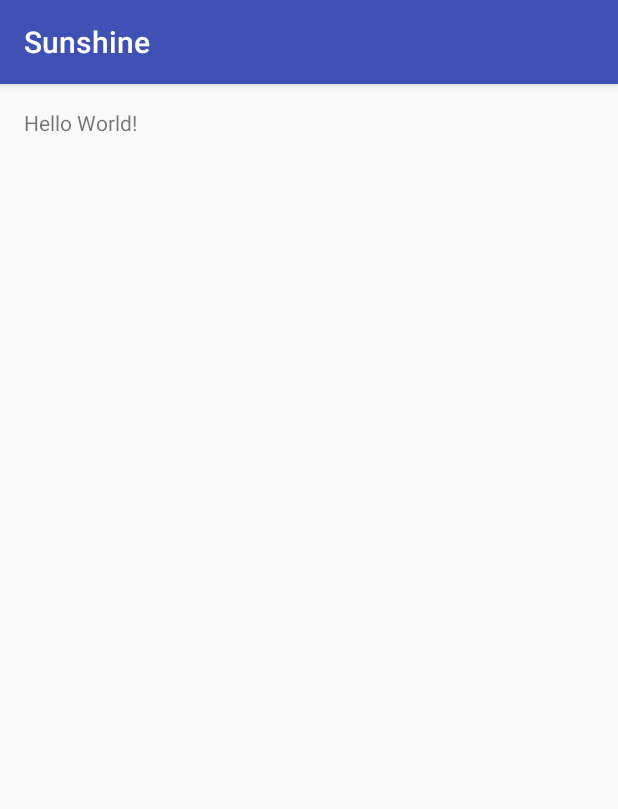
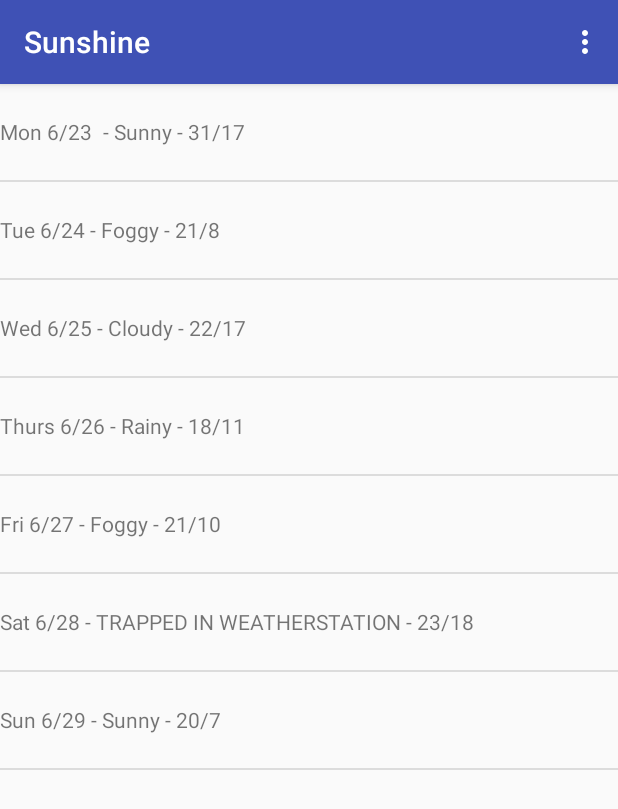
Before and after one commit to TucoBZ/Project_Sunshine, an Android app: the screen it shows after launch (MainActivity), on a phone screen of 412 x 824 dp. Shown: the top 809 px of the screen. Run offline under Robolectric (Android 15) with nearby library versions, the phone set to English and light mode, and no system bars.

Commit message:
Add mock List

```diff
--- a/Sunshine/app/build.gradle
+++ b/Sunshine/app/build.gradle
@@ -26,4 +26,5 @@ dependencies {
     })
     compile 'com.android.support:appcompat-v7:25.2.0'
     testCompile 'junit:junit:4.12'
+    compile 'com.google.android.gms:play-services-appindexing:8.4.0'
 }
--- a/Sunshine/app/src/main/AndroidManifest.xml
+++ b/Sunshine/app/src/main/AndroidManifest.xml
@@ -14,7 +14,11 @@
 
                 <category android:name="android.intent.category.LAUNCHER" />
             </intent-filter>
-        </activity>
+        </activity><!-- ATTENTION: This was auto-generated to add Google Play services to your project for
+     App Indexing.  See https://g.co/AppIndexing/AndroidStudio for more information. -->
+        <meta-data
+            android:name="com.google.android.gms.version"
+            android:value="@integer/google_play_services_version" />
     </application>
 
 </manifest>
--- a/Sunshine/app/src/main/java/com/udacity/tulio/sunshine/MainActivity.java
+++ b/Sunshine/app/src/main/java/com/udacity/tulio/sunshine/MainActivity.java
@@ -1,7 +1,21 @@
 package com.udacity.tulio.sunshine;
 
+import android.support.v4.app.Fragment;
 import android.support.v7.app.AppCompatActivity;
 import android.os.Bundle;
+import android.view.LayoutInflater;
+import android.view.Menu;
+import android.view.MenuItem;
+import android.view.View;
+import android.view.ViewGroup;
+import android.widget.ArrayAdapter;
+import android.widget.ListView;
+
+
+
+import java.util.ArrayList;
+import java.util.Arrays;
+import java.util.List;
 
 public class MainActivity extends AppCompatActivity {
 
@@ -9,5 +23,81 @@ public class MainActivity extends AppCompatActivity {
     protected void onCreate(Bundle savedInstanceState) {
         super.onCreate(savedInstanceState);
         setContentView(R.layout.activity_main);
+        if (savedInstanceState == null) {
+            getSupportFragmentManager().beginTransaction()
+                    .add(R.id.container, new PlaceholderFragment())
+                    .commit();
+        }
+    }
+
+
+    @Override
+    public boolean onCreateOptionsMenu(Menu menu) {
+        // Inflate the menu; this adds items to the action bar if it is present.
+        getMenuInflater().inflate(R.menu.main, menu);
+        return true;
+    }
+
+    @Override
+    public boolean onOptionsItemSelected(MenuItem item) {
+        // Handle action bar item clicks here. The action bar will
+        // automatically handle clicks on the Home/Up button, so long
+        // as you specify a parent activity in AndroidManifest.xml.
+        int id = item.getItemId();
+
+        //noinspection SimplifiableIfStatement
+        if (id == R.id.action_settings) {
+            return true;
+        }
+
+        return super.onOptionsItemSelected(item);
+    }
+
+    /**
+     * A placeholder fragment containing a simple view.
+     */
+    public static class PlaceholderFragment extends Fragment {
+
+        ArrayAdapter<String> mForecastAdapter;
+
+        public PlaceholderFragment() {
+        }
+
+        @Override
+        public View onCreateView(LayoutInflater inflater, ViewGroup container,
+                                 Bundle savedInstanceState) {
+
+            // Create some dummy data for the ListView.  Here's a sample weekly forecast
+            String[] data = {
+                    "Mon 6/23 - Sunny - 31/17",
+                    "Tue 6/24 - Foggy - 21/8",
+                    "Wed 6/25 - Cloudy - 22/17",
+                    "Thurs 6/26 - Rainy - 18/11",
+                    "Fri 6/27 - Foggy - 21/10",
+                    "Sat 6/28 - TRAPPED IN WEATHERSTATION - 23/18",
+                    "Sun 6/29 - Sunny - 20/7"
+            };
+
+            List<String> weekForecast = new ArrayList<String>(Arrays.asList(data));
+
+
+            // Now that we have some dummy forecast data, create an ArrayAdapter.
+            // The ArrayAdapter will take data from a source (like our dummy forecast) and
+            // use it to populate the ListView it's attached to.
+            mForecastAdapter =
+                    new ArrayAdapter<String>(
+                            getActivity(), // The current context (this activity)
+                            R.layout.list_item_forecast, // The name of the layout ID.
+                            R.id.list_item_forecast_textview, // The ID of the textview to populate.
+                            weekForecast);
+
+            View rootView = inflater.inflate(R.layout.fragment_main, container, false);
+
+            // Get a reference to the ListView, and attach this adapter to it.
+            ListView listView = (ListView) rootView.findViewById(R.id.listview_forecast);
+            listView.setAdapter(mForecastAdapter);
+
+            return rootView;
+        }
     }
 }
--- a/Sunshine/app/src/main/res/layout/activity_main.xml
+++ b/Sunshine/app/src/main/res/layout/activity_main.xml
@@ -1,17 +1,9 @@
-<?xml version="1.0" encoding="utf-8"?>
-<RelativeLayout xmlns:android="http://schemas.android.com/apk/res/android"
+<FrameLayout
+    xmlns:android="http://schemas.android.com/apk/res/android"
     xmlns:tools="http://schemas.android.com/tools"
-    android:id="@+id/activity_main"
+    android:id="@+id/container"
     android:layout_width="match_parent"
     android:layout_height="match_parent"
-    android:paddingBottom="@dimen/activity_vertical_margin"
-    android:paddingLeft="@dimen/activity_horizontal_margin"
-    android:paddingRight="@dimen/activity_horizontal_margin"
-    android:paddingTop="@dimen/activity_vertical_margin"
-    tools:context="com.udacity.tulio.sunshine.MainActivity">
-
-    <TextView
-        android:layout_width="wrap_content"
-        android:layout_height="wrap_content"
-        android:text="Hello World!" />
-</RelativeLayout>
+    tools:context=".MainActivity"
+    tools:ignore="MergeRootFrame"
+    />
--- /dev/null
+++ b/Sunshine/app/src/main/res/layout/fragment_main.xml
@@ -0,0 +1,20 @@
+<FrameLayout
+    xmlns:android="http://schemas.android.com/apk/res/android"
+    xmlns:tools="http://schemas.android.com/tools"
+    android:layout_width="match_parent"
+    android:layout_height="match_parent"
+    android:paddingLeft="@dimen/activity_horizontal_margin"
+
+    android:paddingRight="@dimen/activity_horizontal_margin"
+    android:paddingTop="@dimen/activity_vertical_margin"
+    android:paddingBottom="@dimen/activity_vertical_margin"
+    tools:context=".MainActivity$PlaceholderFragment">
+
+
+    <ListView
+        android:id="@+id/listview_forecast"
+        android:layout_width="match_parent"
+        android:layout_height="match_parent"
+        />
+
+</FrameLayout>
--- /dev/null
+++ b/Sunshine/app/src/main/res/layout/list_item_forecast.xml
@@ -0,0 +1,9 @@
+<?xml version="1.0" encoding="utf-8"?>
+
+<TextView xmlns:android="http://schemas.android.com/apk/res/android"
+    android:layout_width="match_parent"
+    android:layout_height="wrap_content"
+    android:minHeight="?android:attr/listPreferredItemHeight"
+    android:gravity="center_vertical"
+    android:id="@+id/list_item_forecast_textview"
+    />
--- /dev/null
+++ b/Sunshine/app/src/main/res/menu/main.xml
@@ -0,0 +1,6 @@
+<menu xmlns:android="http://schemas.android.com/apk/res/android"
+    xmlns:app="http://schemas.android.com/apk/res-auto"
+    xmlns:tools="http://schemas.android.com/tools" tools:context=".MainActivity">
+    <item android:id="@+id/action_settings" android:title="@string/action_settings"
+        android:orderInCategory="100" app:showAsAction="never" />
+</menu>
--- a/Sunshine/app/src/main/res/values/dimens.xml
+++ b/Sunshine/app/src/main/res/values/dimens.xml
@@ -1,5 +1,5 @@
 <resources>
     <!-- Default screen margins, per the Android Design guidelines. -->
-    <dimen name="activity_horizontal_margin">16dp</dimen>
-    <dimen name="activity_vertical_margin">16dp</dimen>
+    <dimen name="activity_horizontal_margin">0dp</dimen>
+    <dimen name="activity_vertical_margin">0dp</dimen>
 </resources>
--- a/Sunshine/app/src/main/res/values/strings.xml
+++ b/Sunshine/app/src/main/res/values/strings.xml
@@ -1,3 +1,5 @@
 <resources>
     <string name="app_name">Sunshine</string>
+    <string name="hello_world">Hello world!</string>
+    <string name="action_settings">Settings</string>
 </resources>
```
